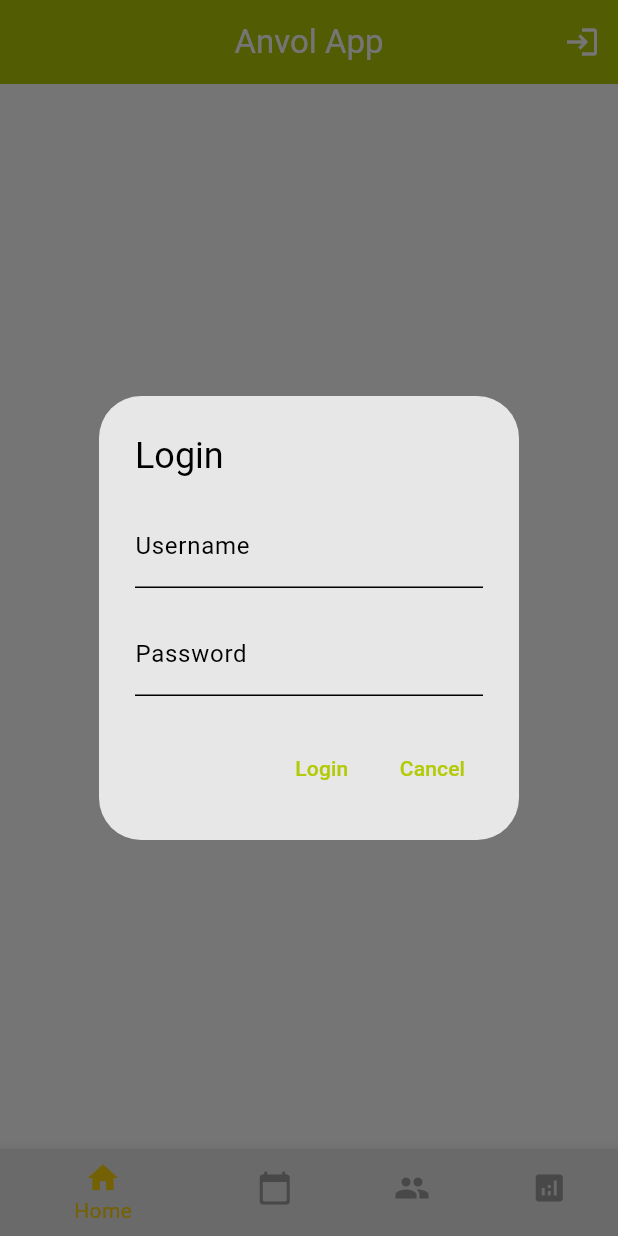
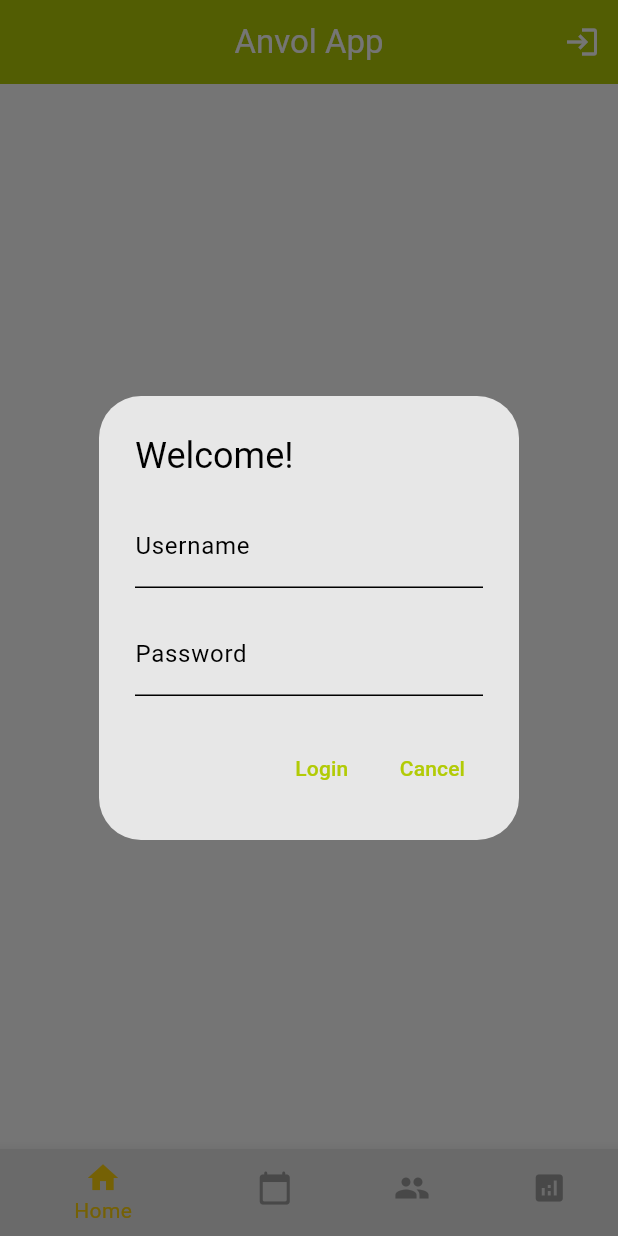
Before and after one commit to sdw2302/anvol_app, a Flutter app: the screen it shows after launch, after a tap on the "login" icon, on a phone screen of 412 x 824 dp. Run offline on Flutter 3.47's test engine with Material 2 defaults, Android fonts, the phone set to English and light mode, and no system bars; Roboto replaces fonts that are missing (Poppins).

Commit message:
login updated

```diff
--- a/lib/main_page.dart
+++ b/lib/main_page.dart
@@ -13,6 +13,7 @@ class MainPage extends StatefulWidget {
 class _MainPageState extends State<MainPage> {
   int _currentIndex = 0;
   bool loggedIn = false;
+  String username = '';
 
   final List<Widget> _pages = [
     const MainPageContent(),
@@ -77,23 +78,25 @@ class _MainPageState extends State<MainPage> {
   }
 
   void _showLoginDialog(BuildContext context) {
+    TextEditingController usernameController = TextEditingController();
     showDialog(
       context: context,
       builder: (BuildContext context) {
         return AlertDialog(
-          title: Text('Login'),
+          title: const Text('Welcome!'),
           content: Column(
             mainAxisSize: MainAxisSize.min,
             children: [
               TextFormField(
-                decoration: InputDecoration(
+                controller: usernameController,
+                decoration: const InputDecoration(
                   labelText: 'Username',
                 ),
               ),
-              SizedBox(height: 16),
+              const SizedBox(height: 16),
               TextFormField(
                 obscureText: true,
-                decoration: InputDecoration(
+                decoration: const InputDecoration(
                   labelText: 'Password',
                 ),
               ),
@@ -101,8 +104,9 @@ class _MainPageState extends State<MainPage> {
           ),
           actions: [
             TextButton(
-              child: Text('Login'),
+              child: const Text('Login'),
               onPressed: () {
+                username = usernameController.text;
                 // Perform login logic
 
                 // Once login is successful, close the dialog
@@ -111,7 +115,7 @@ class _MainPageState extends State<MainPage> {
               },
             ),
             TextButton(
-              child: Text('Cancel'),
+              child: const Text('Cancel'),
               onPressed: () {
                 Navigator.of(context).pop();
               },
@@ -127,14 +131,22 @@ class _MainPageState extends State<MainPage> {
       context: context,
       builder: (BuildContext context) {
         return AlertDialog(
-          title: Text('Notification'),
-          content: Text('This is a notification!'),
+          title: Text('Hi, $username'),
+          content: const Text('This is a test!'),
           actions: [
             TextButton(
-              child: Text('Close'),
+              child: const Text('Close'),
               onPressed: () {
                 Navigator.of(context).pop();
               },
+            ),
+            TextButton(
+              onPressed: () {
+                loggedIn = false;
+                username = '';
+                Navigator.of(context).pop();
+              },
+              child: const Text('Logout'),
             ),
           ],
         );
```
